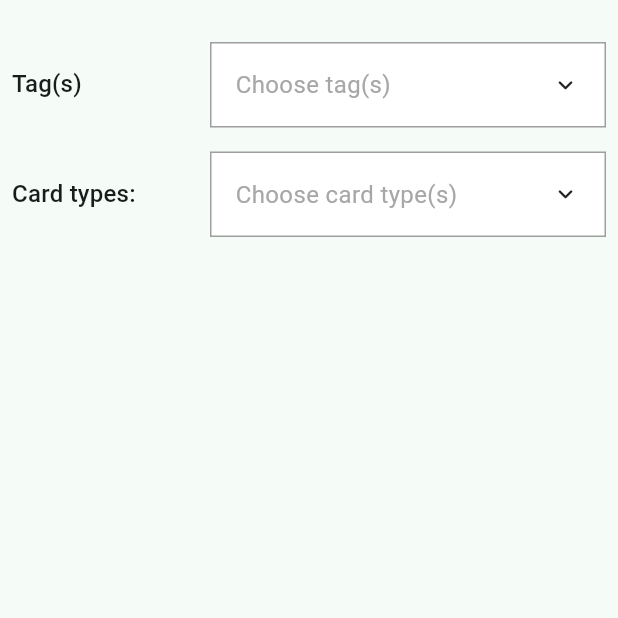
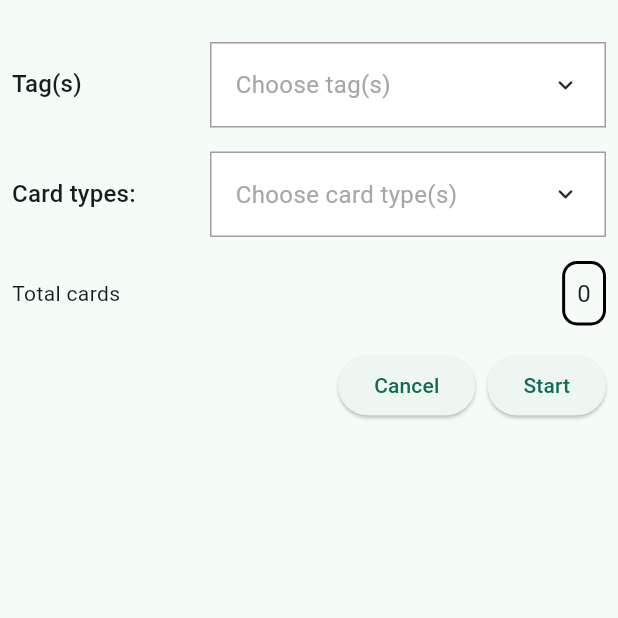
Before and after one commit to SAD-ppt/frontend, a Flutter app: the _TestingSetupView screen opened directly, on a phone screen of 412 x 824 dp, the top half of it. Run offline on Flutter 3.47's test engine with Material 3 defaults, Android fonts, the phone set to English and light mode, and no system bars; drawn by our look-alikes of animated_custom_dropdown; our stand-ins replace bloc, equatable, flutter_bloc, sqflite, sqflite_common_ffi; missing offline and left inert: dart:ffi; accounts and stored records are empty.

Commit message:
Add repo for testing setup screen

```diff
--- a/packages/ui/testing_setup/lib/src/bloc/state.dart
+++ b/packages/ui/testing_setup/lib/src/bloc/state.dart
@@ -13,13 +13,15 @@ class TestingSetupState extends Equatable {
   final TestingSetupStatus status;
   final String deckID;
 
-  final List<Card> filteredCards;
+  // final List<CardOverview> filteredCards;
   final List<String> selectedTags;
   final List<String> selectedCardType;
 
-  final List<Card> cardList;
+  final List<CardOverview> cardList;
   final List<String> availableTags;
-  final List<CardTemplate> availableCardTypes;
+  final List<String> availableCardTypes;
+
+  final int totalFilteredCard;
 
   const TestingSetupState({
     this.status = TestingSetupStatus.initial,
@@ -29,7 +31,8 @@ class TestingSetupState extends Equatable {
     this.selectedTags = const [],
     this.availableCardTypes = const [],
     this.selectedCardType = const [],
-    this.filteredCards = const [],
+    // this.filteredCards = const [],
+    this.totalFilteredCard = 0,
   });
 
   @override
@@ -41,20 +44,23 @@ class TestingSetupState extends Equatable {
         selectedTags,
         availableCardTypes,
         selectedCardType,
-        filteredCards,
+        // filteredCards,
+        totalFilteredCard,
       ];
 
   TestingSetupState copyWith({
     TestingSetupStatus? status,
     String? deckID,
 
-    List<Card>? filteredCards,
+    // List<CardOverview>? filteredCards,
     List<String>? selectedTags,
     List<String>? selectedCardType,
 
-    List<Card>? cardList,
+    List<CardOverview>? cardList,
     List<String>? availableTags,
-    List<CardTemplate>? availableCardTypes,
+    List<String>? availableCardTypes,
+
+    int? totalFilteredCard,
   }) {
     return TestingSetupState(
       status: status ?? this.status,
@@ -64,7 +70,8 @@ class TestingSetupState extends Equatable {
       selectedTags: selectedTags ?? this.selectedTags,
       availableCardTypes: availableCardTypes ?? this.availableCardTypes,
       selectedCardType: selectedCardType ?? this.selectedCardType,
-      filteredCards: cardList ?? this.filteredCards,
+      // filteredCards: cardList ?? this.filteredCards,
+      totalFilteredCard: totalFilteredCard ?? this.totalFilteredCard,
     );
   }
 }
--- a/packages/ui/testing_setup/lib/src/testing_setup_view.dart
+++ b/packages/ui/testing_setup/lib/src/testing_setup_view.dart
@@ -16,15 +16,11 @@ class TestingSetupScreen extends StatelessWidget {
         deckRepository: context.read<DeckRepo>(),
         cardRepository: context.read<CardRepo>(),
         noteRepository: context.read<NoteRepo>(),
-      )..add(InitialEvent()
-      ),
+      )..add(InitialEvent()),
       child: _TestingSetupView(),
     );
   }
 }
-
-const List<String> availableTagsList = ['Tag1', 'Tag2', 'Tag3', 'Tag4', 'Tag5'];
-const List<String> availableCardTypesList = ['Type1', 'Type2', 'Type3', 'Type4', 'Type5'];
 
 class _TestingSetupView extends StatelessWidget {
 
@@ -39,11 +35,50 @@ class _TestingSetupView extends StatelessWidget {
             child: ListView(
               children: [
                 _Config(
-                  availableTagsList: availableTagsList,
-                  availableCardTypeList: availableCardTypesList,
+                  availableTagsList: state.availableTags,
+                  availableCardTypeList: state.availableCardTypes,
                   onSelectedTagsChanged: (tags) => context.read<TestingSetupBloc>().add(SelectedTagsChanged(tags)),
                   onSelectedCardTypeChanged: (cardTypes) => context.read<TestingSetupBloc>().add(SelectedCardTypeChanged(cardTypes)),
                 ),
+
+                Row(
+                  mainAxisAlignment: MainAxisAlignment.spaceBetween,
+                  children: [
+                    const Text('Total cards'),
+                    Container(
+                      padding: const EdgeInsets.all(8.0),
+                      decoration: BoxDecoration(
+                        border: Border.all(color: Colors.black, width: 2),
+                        borderRadius: BorderRadius.circular(10),
+                      ),
+                      child: Text(
+                        state.totalFilteredCard.toString(),
+                        style: const TextStyle(fontSize: 16),
+                      ),
+                    ),
+                  ],
+                ),
+
+                const SizedBox(height: 16),
+
+                Row(
+                  mainAxisAlignment: MainAxisAlignment.end,
+                  children: [
+                    ElevatedButton(
+                      onPressed: () {
+                        Navigator.of(context).pop();
+                      },
+                      child: const Text('Cancel'),
+                    ),
+                    const SizedBox(width: 8),
+                    ElevatedButton(
+                      onPressed: () {
+                        context.read<TestingSetupBloc>().add(StartEvent());
+                      },
+                      child: const Text('Start'),
+                    ),
+                  ],
+                )
               ],
             ),
           ),
@@ -94,7 +129,7 @@ class _Config extends StatelessWidget {
     var cardTypeDropdown = CustomDropdown<String>.multiSelectSearch(
       hideSelectedFieldWhenExpanded: true,
       hintText: 'Choose card type(s)',
-      items: availableCardTypesList,
+      items: availableCardTypeList,
       onListChanged: (items) => {
         // sort tags alphabetically
         items.sort(),
```
Also changed, not shown: packages/data/repos/lib/src/card_repo.dart (+25 -0 lines), packages/ui/testing_setup/lib/src/bloc/bloc.dart (+49 -6 lines).
